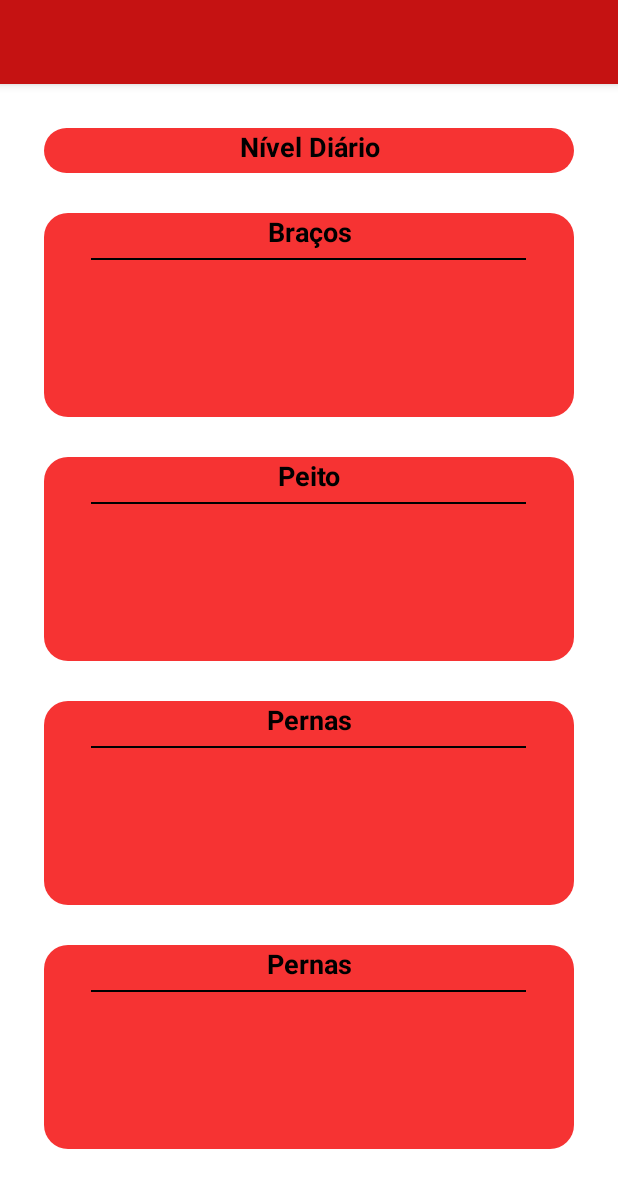
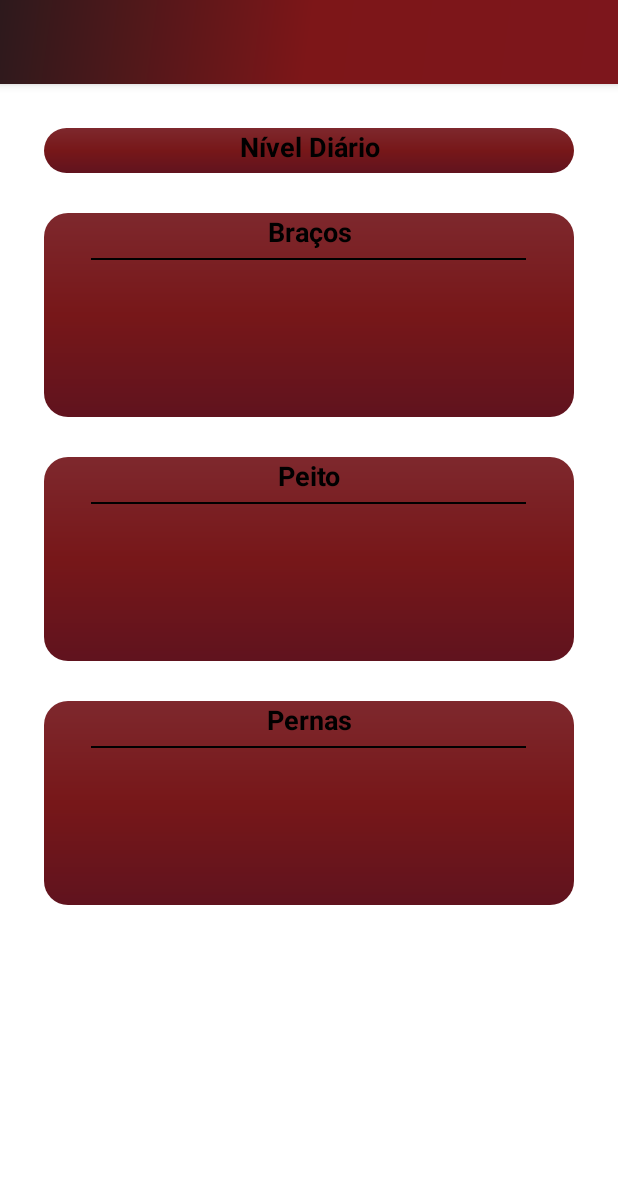
Before and after one commit to GuilhermeFM-20/atlas-fit, an Android app: the layout app_bar_main.xml on its own in the app's theme, with its tools: preview values and no code run, on a phone screen of 412 x 824 dp. Shown: the top 1188 px of the screen. Run offline under Robolectric (Android 15) with nearby library versions, the phone set to English and light mode, and no system bars; network calls fail.

Commit message:
refactor: Ajuste das cores principais do aplicativo

```diff
--- a/app/src/main/java/com/example/app_sd/ui/activities/ActivitiesFragment.java
+++ b/app/src/main/java/com/example/app_sd/ui/activities/ActivitiesFragment.java
@@ -141,9 +141,9 @@ public class ActivitiesFragment extends Fragment {
                                     String idClicado = ((TextView) v).getText().toString();
 
                                     // Inicie uma nova Activity para exibir os detalhes com base no id clicado
-                                    Intent intent = new Intent(MainActivity.this, UpdateActivity.class);
-                                    intent.putExtra("id", idClicado);
-                                    startActivity(intent);
+//                                    Intent intent = new Intent(MainActivity.this, UpdateActivity.class);
+//                                    intent.putExtra("id", idClicado);
+//                                    startActivity(intent);
                                 });
 
                                 Log.e("ActivitiesFragment", "CHEGOU AQUI:"+rowLayout);
--- a/app/src/main/res/drawable/rounded_frame.xml
+++ b/app/src/main/res/drawable/rounded_frame.xml
@@ -1,6 +1,11 @@
 <?xml version="1.0" encoding="utf-8"?>
 
 <shape xmlns:android="http://schemas.android.com/apk/res/android">
-    <solid android:color="#F63333"/> <!-- Cor do fundo -->
+    <gradient android:angle="125"
+        android:centerColor="#771719"
+        android:endColor="#60131E"
+        android:startColor="#7E282D"
+        android:type="linear"></gradient>
     <corners android:radius="16dp"/> <!-- Raio dos cantos -->
+
 </shape>
--- a/app/src/main/res/layout/app_bar_main.xml
+++ b/app/src/main/res/layout/app_bar_main.xml
@@ -9,20 +9,20 @@
     <com.google.android.material.appbar.AppBarLayout
         android:layout_width="match_parent"
         android:layout_height="wrap_content"
-        android:background="#C51212"
+        android:background="@drawable/side_nav_bar"
         android:theme="@style/Theme.AppSD.AppBarOverlay">
 
         <androidx.appcompat.widget.Toolbar
             android:id="@+id/toolbar"
             android:layout_width="match_parent"
             android:layout_height="?attr/actionBarSize"
-            android:background="#C51212"
+            android:background="@drawable/side_nav_bar"
             app:popupTheme="@style/Theme.AppSD.PopupOverlay" />
 
 
     </com.google.android.material.appbar.AppBarLayout>
 
-    <include layout="@layout/content_main" android:background="#C51212" />
+    <include layout="@layout/content_main" android:background="@drawable/side_nav_bar"/>
 
 
 
--- a/app/src/main/res/layout/fragment_home.xml
+++ b/app/src/main/res/layout/fragment_home.xml
@@ -102,10 +102,7 @@
                 android:layout_height="@dimen/height"
                 android:layout_margin="20px"
                 android:background="@drawable/rounded_frame">
-                <!-- Linha de 20px na parte superior -->
 
-
-                <!-- Título -->
                 <TextView
                     android:layout_width="match_parent"
                     android:layout_height="wrap_content"
@@ -114,44 +111,13 @@
                     android:text="Pernas"
                     android:textColor="#000000"
                     android:textSize="18sp"
-                    android:textStyle="bold" /> <!-- Cor do texto alterada para preto -->
-
-                <!-- Linha de 20px na parte superior -->
+                    android:textStyle="bold" />
                 <View
                     android:layout_width="290dp"
                     android:layout_height="1dp"
                     android:layout_gravity="center_horizontal"
                     android:layout_marginTop="30dp"
                     android:background="#000000" />
-                <!-- Adicione aqui outros elementos dentro do FrameLayout -->
-            </FrameLayout>
-            <FrameLayout
-                android:layout_width="match_parent"
-                android:layout_height="@dimen/height"
-                android:layout_margin="20px"
-                android:background="@drawable/rounded_frame">
-                <!-- Linha de 20px na parte superior -->
-
-
-                <!-- Título -->
-                <TextView
-                    android:layout_width="match_parent"
-                    android:layout_height="wrap_content"
-                    android:fontFamily="sans-serif"
-                    android:gravity="center"
-                    android:text="Pernas"
-                    android:textColor="#000000"
-                    android:textSize="18sp"
-                    android:textStyle="bold" /> <!-- Cor do texto alterada para preto -->
-
-                <!-- Linha de 20px na parte superior -->
-                <View
-                    android:layout_width="290dp"
-                    android:layout_height="1dp"
-                    android:layout_gravity="center_horizontal"
-                    android:layout_marginTop="30dp"
-                    android:background="#000000" />
-                <!-- Adicione aqui outros elementos dentro do FrameLayout -->
             </FrameLayout>
 
         </LinearLayout>
--- a/app/src/main/res/menu/main.xml
+++ b/app/src/main/res/menu/main.xml
@@ -1,9 +1,11 @@
 <?xml version="1.0" encoding="utf-8"?>
 <menu xmlns:android="http://schemas.android.com/apk/res/android"
-    xmlns:app="http://schemas.android.com/apk/res-auto">
+    xmlns:app="http://schemas.android.com/apk/res-auto"
+    >
     <item
         android:id="@+id/action_settings"
         android:orderInCategory="100"
         android:title="@string/action_sair"
-        app:showAsAction="never" />
+        app:showAsAction="never"
+        />
 </menu>
--- a/app/src/main/res/values/colors.xml
+++ b/app/src/main/res/values/colors.xml
@@ -1,8 +1,8 @@
 <?xml version="1.0" encoding="utf-8"?>
 <resources>
-    <color name="purple_200">#C51212</color>
-    <color name="purple_500">#C51212</color>
-    <color name="purple_700">#C51212</color>
+    <color name="purple_200">#A10303</color>
+    <color name="purple_500">#A10303</color>
+    <color name="purple_700">#60131E</color>
     <color name="teal_200">#E12828</color>
     <color name="teal_700">#C52121</color>
     <color name="black">#FF000000</color>
@@ -10,5 +10,5 @@
     <color name="light_blue_400">#FF29B6F6</color>
     <color name="light_blue_600">#FF039BE5</color>
     <color name="gray_400">#FFBDBDBD</color>
-    <color name="gray_600">#FF757575</color>
+    <color name="gray_600">#F3F0F0</color>
 </resources>
```
